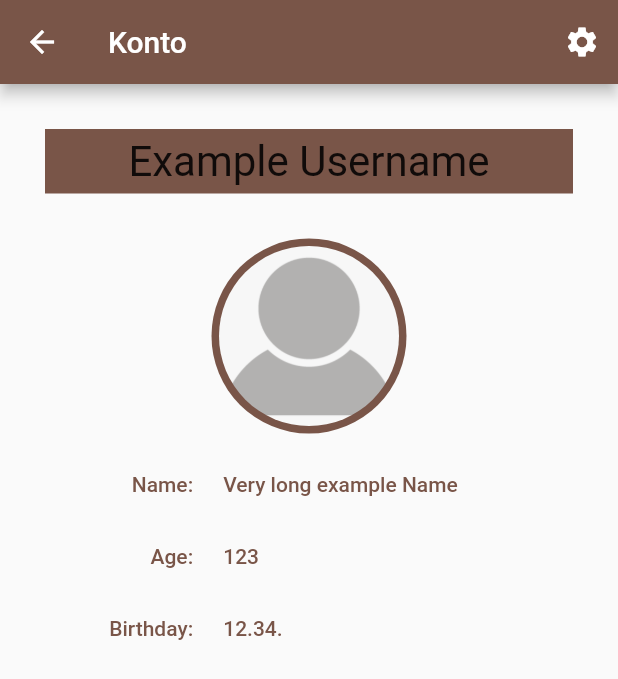
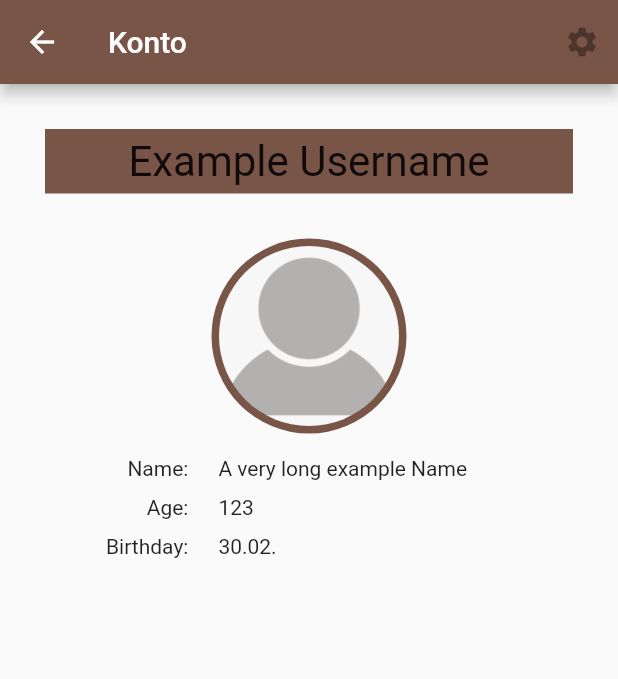
Before and after one commit to United-AI/AppDeggendorf_Flutter, a Flutter app: the Profile screen opened directly, on a phone screen of 412 x 824 dp. Shown: the top 679 px of the screen. Run offline on Flutter 3.47's test engine with Material 2 defaults, Android fonts, the phone set to English and light mode, and no system bars; our stand-ins replace google_fonts, shared_preferences; accounts and stored records are empty; network calls fail.

Commit message:
Improved look of ProfileEntry class

```diff
--- a/lib/bottom_navigation_bar_buttons/profile/profile.dart
+++ b/lib/bottom_navigation_bar_buttons/profile/profile.dart
@@ -1,6 +1,4 @@
-
 import 'package:flutter/material.dart';
-import 'package:deggendorf_app/bottom_navigation_bar_buttons/settings/settings.dart';
 
 class Profile extends StatefulWidget {
   const Profile({Key? key}) : super(key: key);
@@ -20,12 +18,7 @@ class _ProfilePage extends State<Profile> {
       appBar: AppBar(
         title: const Text('Konto'),
         actions: <Widget>[
-          IconButton(onPressed:(){
-            Navigator.push(
-              context,
-              MaterialPageRoute(builder: (context) => const SettingScreen()),
-            );
-          }, icon: Icon(Icons.settings))
+          IconButton(onPressed: null, icon: Icon(Icons.settings))
         ],
         backgroundColor: Colors.brown,
       ),
@@ -66,9 +59,9 @@ class _ProfilePage extends State<Profile> {
               mainAxisAlignment: MainAxisAlignment.center,
               children: [
                 ProfileEntry(
-                    category: "Name", description: "Very long example Name"),
+                    category: "Name", description: "A very long example Name"),
                 ProfileEntry(category: "Age", description: "123"),
-                ProfileEntry(category: "Birthday", description: "12.34.")
+                ProfileEntry(category: "Birthday", description: "30.02.")
               ],
             ),
           )
@@ -94,10 +87,7 @@ class ProfileEntry extends StatefulWidget {
 class _ProfileEntryState extends State<ProfileEntry> {
   @override
   Widget build(BuildContext context) {
-    return TextButton(
-      onPressed: () {  },
-      style: TextButton.styleFrom(primary: Colors.brown),
-      child: Row(
+    return Row(
       children: [
         Expanded(
           flex: 30,
@@ -118,7 +108,6 @@ class _ProfileEntryState extends State<ProfileEntry> {
           ),
         )
       ],
-      ),
     );
   }
 }
```
Lines whose indentation alone changed are shown as unchanged.
